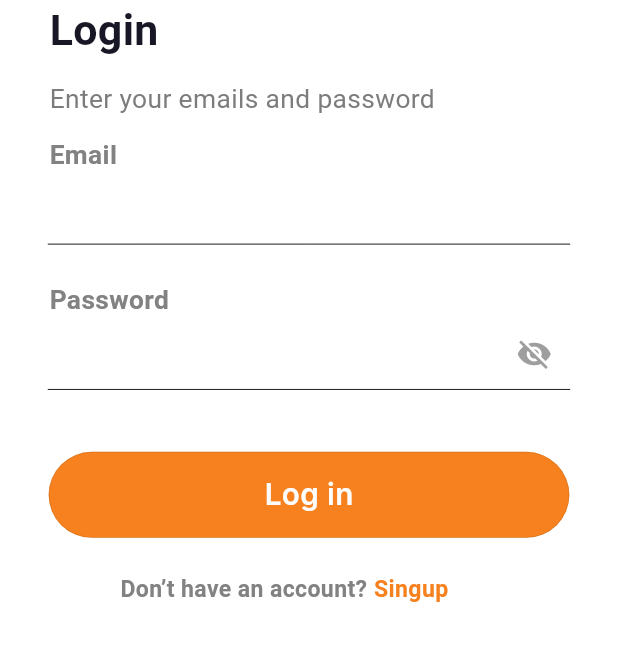
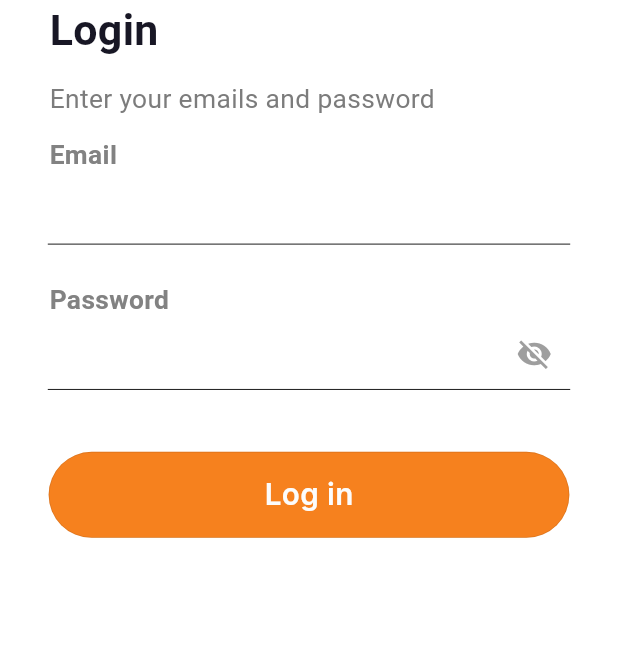
Before and after one commit to Nur13171/user_management_flutter, a Flutter app: the screen it shows after launch, on a phone screen of 412 x 824 dp, the part 487-1148 px from its top. Run offline on Flutter 3.47's test engine with Material 3 defaults, Android fonts, the phone set to English and light mode, and no system bars; our stand-ins replace flutter_screenutil, get, get_storage, google_fonts, shared_preferences.

Commit message:
register remove

```diff
--- a/lib/screens/loging_screen.dart
+++ b/lib/screens/loging_screen.dart
@@ -199,40 +199,40 @@ class _LogingScreenState extends State<LogingScreen> {
                 SizedBox(
                   height: 15.h,
                 ),
-                Container(
-                  width: 375.w,
-                  padding: EdgeInsets.only(right: 30.w),
-                  child: Row(
-                    mainAxisAlignment: MainAxisAlignment.center,
-                    children: [
-                      CustomText(
-                        title: "Don’t have an account?",
-                        fontSize: 14.sp,
-                        fontWeight: FontWeight.w600,
-                        textColor: AppColors.deepGrey,
-                        textAlign: TextAlign.right,
-                      ),
-                      SizedBox(
-                        width: 4.w,
-                      ),
-                      InkWell(
-                        onTap: () {
-                          Navigator.push(
-                              context,
-                              MaterialPageRoute(
-                                  builder: (context) => SignUpScreen()));
-                        },
-                        child: CustomText(
-                          title: "Singup",
-                          fontSize: 14.sp,
-                          fontWeight: FontWeight.w600,
-                          textColor: AppColors.primaryColor,
-                          textAlign: TextAlign.right,
-                        ),
-                      ),
-                    ],
-                  ),
-                ),
+                // Container(
+                //   width: 375.w,
+                //   padding: EdgeInsets.only(right: 30.w),
+                //   child: Row(
+                //     mainAxisAlignment: MainAxisAlignment.center,
+                //     children: [
+                //       CustomText(
+                //         title: "Don’t have an account?",
+                //         fontSize: 14.sp,
+                //         fontWeight: FontWeight.w600,
+                //         textColor: AppColors.deepGrey,
+                //         textAlign: TextAlign.right,
+                //       ),
+                //       SizedBox(
+                //         width: 4.w,
+                //       ),
+                //       InkWell(
+                //         onTap: () {
+                //           Navigator.push(
+                //               context,
+                //               MaterialPageRoute(
+                //                   builder: (context) => SignUpScreen()));
+                //         },
+                //         child: CustomText(
+                //           title: "Singup",
+                //           fontSize: 14.sp,
+                //           fontWeight: FontWeight.w600,
+                //           textColor: AppColors.primaryColor,
+                //           textAlign: TextAlign.right,
+                //         ),
+                //       ),
+                //     ],
+                //   ),
+                // ),
               ],
             ),
           ),
```
